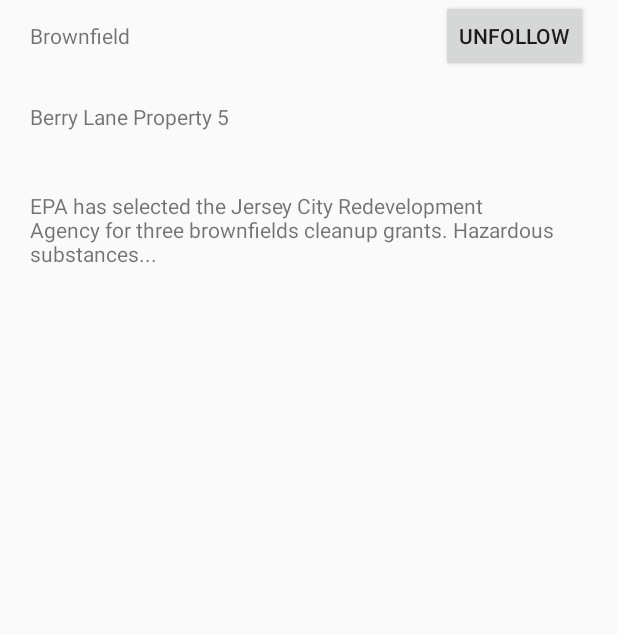
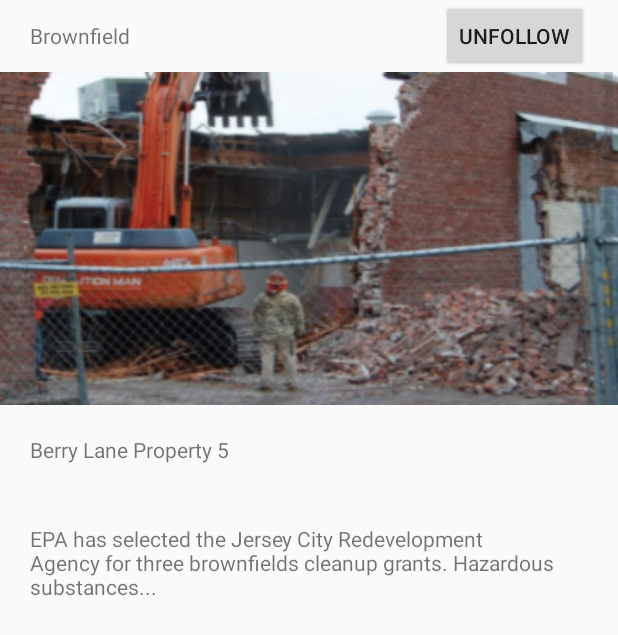
Before and after one commit to kathylogan/ICE_HelloWorld, an Android app: the SecondaryPage screen opened directly, with no data from a screen before it, on a phone screen of 412 x 824 dp. Shown: the top 635 px of the screen. Run offline under Robolectric (Android 15) with nearby library versions, the phone set to English and light mode, and no system bars; libraries missing offline, so code that uses them is left out: com.parse; 1 statement that could not run was skipped.

Commit message:
Use android:src instead of app:srcCompat

```diff
--- a/app/src/main/res/layout/secondary_page.xml
+++ b/app/src/main/res/layout/secondary_page.xml
@@ -48,7 +48,7 @@
         <ImageView
             android:layout_width="match_parent"
             android:layout_height="wrap_content"
-            app:srcCompat="@drawable/dummy_point_of_interest"
+            android:src="@drawable/dummy_point_of_interest"
             android:id="@+id/poiProfile"
             android:scaleType="centerCrop"
             android:adjustViewBounds="true"
```
